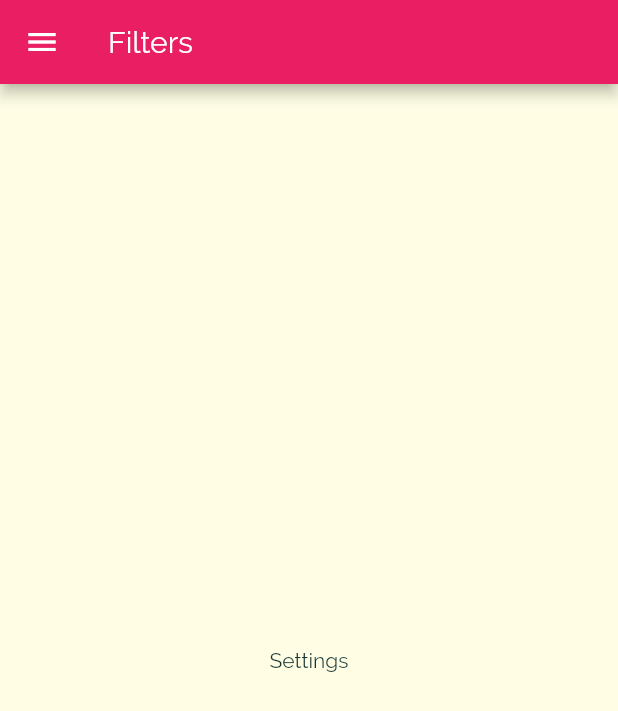
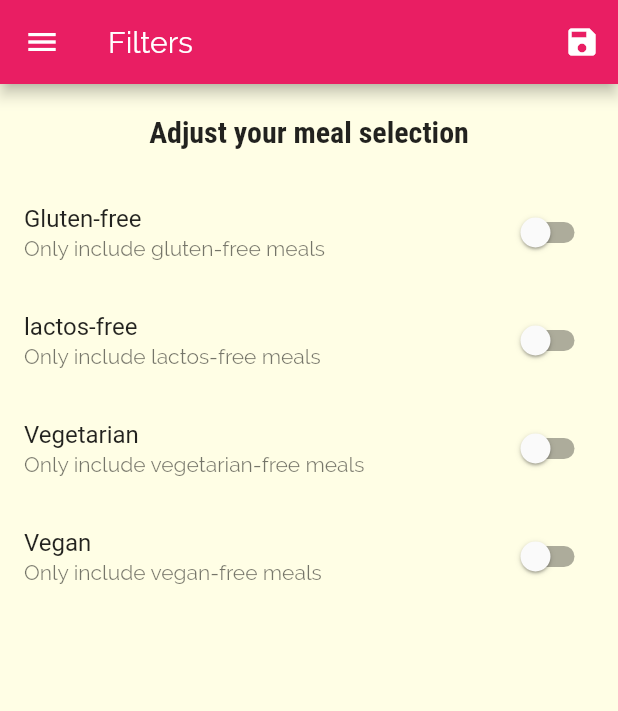
Before and after one commit to hatem1055/flutter-meals-app, a Flutter app: the Settings screen opened by its route, on a phone screen of 412 x 824 dp. Shown: the top 711 px of the screen. Run offline on Flutter 3.47's test engine with Material 2 defaults, Android fonts, the phone set to English and light mode, and no system bars; network calls fail.

Commit message:
filters logic

```diff
--- a/lib/main.dart
+++ b/lib/main.dart
@@ -1,7 +1,9 @@
 import 'package:flutter/material.dart';
+import 'package:meals_app/models/meal.dart';
 import 'package:meals_app/screens/settings/settings-main.dart';
 import 'package:meals_app/screens/tabs-screen/tabs_screen.dart';
 
+import 'package:meals_app/data.dart';
 import './screens/categories_screen/categories_main.dart';
 import './screens/category_meals/category_meals_main.dart';
 import './screens/meal_deatails/meal_details_main.dart';
@@ -10,7 +12,41 @@ void main() {
   runApp(MyApp());
 }
 
-class MyApp extends StatelessWidget {
+class MyApp extends StatefulWidget {
+  @override
+  _MyAppState createState() => _MyAppState();
+}
+
+class _MyAppState extends State<MyApp> {
+  Map filters = {
+    'isGlutenFree': false,
+    'isLactoseFree': false,
+    'isVegetarian': false,
+    'isVegan': false,
+  };
+  List<Meal> availableMeals = meals;
+  void setFilter(filterData) {
+    setState(() {
+      filters = filterData;
+
+      availableMeals = meals.where((meal) {
+        if (filters['isGlutenFree'] && !meal.isGlutenFree) {
+          return false;
+        }
+        if (filters['isLactoseFree'] && !meal.isLactoseFree) {
+          return false;
+        }
+        if (filters['isVegetarian'] && !meal.isVegetarian) {
+          return false;
+        }
+        if (filters['isVegan'] && !meal.isVegan) {
+          return false;
+        }
+        return true;
+      }).toList();
+    });
+  }
+
   @override
   Widget build(BuildContext context) {
     return MaterialApp(
@@ -21,27 +57,21 @@ class MyApp extends StatelessWidget {
           canvasColor: Color.fromRGBO(255, 254, 229, 1),
           fontFamily: 'Raleway',
           textTheme: ThemeData.light().textTheme.copyWith(
-          bodyText1:TextStyle(
-            color:Color.fromRGBO(20, 51, 51, 1)
-          ),
-          bodyText2:TextStyle(
-            color:Color.fromRGBO(20, 51, 51, 1)
-          ),
-          headline6:TextStyle(
-            fontSize:20,
+              bodyText1: TextStyle(color: Color.fromRGBO(20, 51, 51, 1)),
+              bodyText2: TextStyle(color: Color.fromRGBO(20, 51, 51, 1)),
+              headline6: TextStyle(
+                  fontSize: 20,
                   fontFamily: 'RobotoCondensed',
-            fontWeight: FontWeight.bold
-          )
-        )
-      ),
+                  fontWeight: FontWeight.bold))),
       initialRoute: '/',
       routes: {
         '/': (ctx) => TabsScreen(),
-        CategoryMealsScreen.routName: (ctx) => CategoryMealsScreen(),
-        MealDetailsMain.routName : (ctx) => MealDetailsMain(),
-        Settings.routeName : (ctx) => Settings()
+        CategoryMealsScreen.routName: (ctx) =>
+            CategoryMealsScreen(availableMeals),
+        MealDetailsMain.routName: (ctx) => MealDetailsMain(),
+        Settings.routeName: (ctx) => Settings(setFilter,filters)
       },
-      onUnknownRoute: (settings){
+      onUnknownRoute: (settings) {
         return MaterialPageRoute(builder: (_) => CategoriesScreen());
       },
     );
--- a/lib/screens/category_meals/category_meals_main.dart
+++ b/lib/screens/category_meals/category_meals_main.dart
@@ -1,13 +1,12 @@
 import 'package:flutter/material.dart';
-import 'package:meals_app/data.dart';
 import 'package:meals_app/models/meal.dart';
 import '../../models/category.dart';
-import '../../data.dart';
 import './category_meal.dart';
 
 class CategoryMealsScreen extends StatefulWidget {
   static const routName = 'categorie-meals';
-
+  final List<Meal> availableMeals;
+  CategoryMealsScreen(this.availableMeals);
   @override
   _CategoryMealsScreenState createState() => _CategoryMealsScreenState();
 }
@@ -19,7 +18,7 @@ class _CategoryMealsScreenState extends State<CategoryMealsScreen> {
   @override
   void didChangeDependencies() {
     category = ModalRoute.of(context).settings.arguments as Category;
-    categoryMeals = meals.where((meal) {
+    categoryMeals = widget.availableMeals.where((meal) {
       return meal.categoryIds.contains(category.id);
     }).toList();
     super.didChangeDependencies();
--- a/lib/screens/settings/settings-main.dart
+++ b/lib/screens/settings/settings-main.dart
@@ -1,17 +1,101 @@
 import 'package:flutter/material.dart';
 import 'package:meals_app/screens/tabs-screen/drawer.dart';
 
-class Settings extends StatelessWidget {
+class Settings extends StatefulWidget {
   static const routeName = '/settings';
+  final Function setFilter;
+  final Map filtersData;
+  Settings(this.setFilter, this.filtersData);
+  @override
+  _SettingsState createState() => _SettingsState();
+}
+
+class _SettingsState extends State<Settings> with RouteAware {
+  Map filters = {
+    'isGlutenFree': {
+      'value': false,
+      'title': 'Gluten-free',
+      'subtitle': 'Only include gluten-free meals',
+    },
+    'isLactoseFree': {
+      'value': false,
+      'title': 'lactos-free',
+      'subtitle': 'Only include lactos-free meals',
+    },
+    'isVegetarian': {
+      'value': false,
+      'title': 'Vegetarian',
+      'subtitle': 'Only include vegetarian-free meals',
+    },
+    'isVegan': {
+      'value': false,
+      'title': 'Vegan',
+      'subtitle': 'Only include vegan-free meals',
+    },
+  };
+  Widget buildSwich(
+      bool value, String title, String subtitle, Function onChange) {
+    return SwitchListTile(
+      value: value,
+      title: Text(title),
+      subtitle: Text(subtitle),
+      onChanged: onChange,
+    );
+  }
+
+
+  @override
+  void initState() {
+    widget.filtersData.forEach((key, value) {
+      filters[key]['value'] = value;
+    });
+    super.initState();
+  }
+
   @override
   Widget build(BuildContext context) {
     return Scaffold(
         appBar: AppBar(
           title: Text('Filters'),
+          actions: [
+            IconButton(
+                icon: Icon(Icons.save),
+                onPressed: () {
+                  final filtersData = {
+                    'isGlutenFree': filters['isGlutenFree']['value'],
+                    'isLactoseFree': filters['isLactoseFree']['value'],
+                    'isVegetarian': filters['isVegetarian']['value'],
+                    'isVegan': filters['isVegan']['value'],
+                  };
+                  widget.setFilter(filtersData);
+                  Navigator.of(context).pushNamed('/');
+                })
+          ],
         ),
         drawer: MainDrawer(),
-        body: Center(
-          child: Text('Settings'),
-        ));
+        body: Column(children: [
+          Container(
+            padding: EdgeInsets.all(20),
+            alignment: Alignment.center,
+            child: Text('Adjust your meal selection',
+                style: Theme.of(context).textTheme.headline6),
+          ),
+          Expanded(
+              child: ListView(
+            children: [
+              ...filters.entries.map((entry) {
+                final filter = entry.value;
+                return buildSwich(
+                    filter['value'], filter['title'], filter['subtitle'],
+                    (newValue) {
+                  setState(() {
+                    filter['value'] = newValue;
+                  });
+                });
+              }).toList()
+            ],
+          ))
+        ]),
+    );
   }
 }
--- a/lib/screens/tabs-screen/drawer.dart
+++ b/lib/screens/tabs-screen/drawer.dart
@@ -16,7 +16,7 @@ class MainDrawer extends StatelessWidget {
             fontWeight: FontWeight.bold),
       ),
       onTap: () {
-          Navigator.of(ctx).pushNamed(route);
+          Navigator.of(ctx).popAndPushNamed(route);
         },
     );
   }
```
Lines whose indentation alone changed are shown as unchanged.
